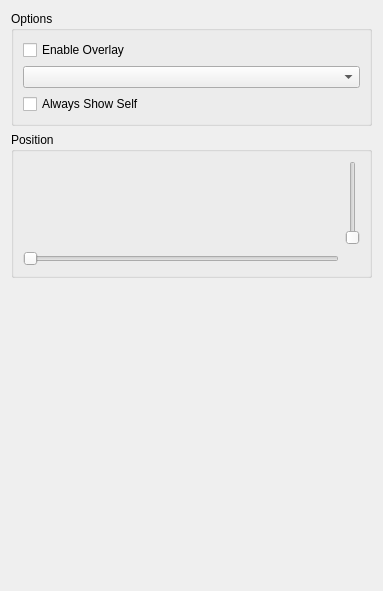
Before: the Qt Designer form src/mumble/Overlay.ui in mumble-voip/mumble, drawn with Qt 5.
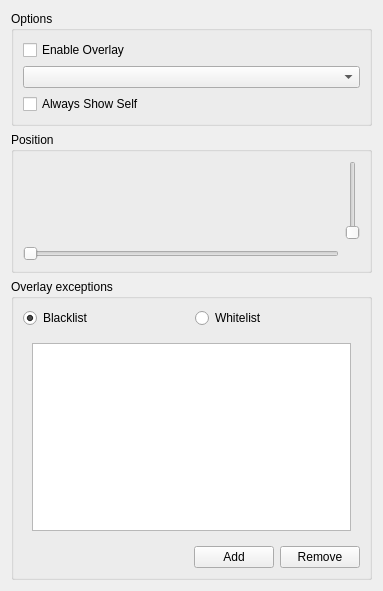
After: the same form once the commit is applied.

Commit message: Frontend part of "Editable Overlay blacklist" (#2881663)

The edit to the form file:
```diff
--- a/src/mumble/Overlay.ui
+++ b/src/mumble/Overlay.ui
@@ -100,6 +100,106 @@
      </layout>
     </widget>
    </item>
+   <item>
+    <widget class="QGroupBox" name="qgbExceptions">
+     <property name="title">
+      <string>Overlay exceptions</string>
+     </property>
+     <layout class="QVBoxLayout" name="verticalLayout">
+      <item>
+       <layout class="QHBoxLayout" name="horizontalLayout_2">
+        <item>
+         <widget class="QRadioButton" name="qcbBlacklist">
+          <property name="text">
+           <string>Blacklist</string>
+          </property>
+          <property name="checked">
+           <bool>true</bool>
+          </property>
+         </widget>
+        </item>
+        <item>
+         <widget class="QRadioButton" name="qcbWhitelist">
+          <property name="text">
+           <string>Whitelist</string>
+          </property>
+         </widget>
+        </item>
+       </layout>
+      </item>
+      <item>
+       <widget class="QStackedWidget" name="qswBlackWhiteList">
+        <property name="sizePolicy">
+         <sizepolicy hsizetype="Expanding" vsizetype="Expanding">
+          <horstretch>0</horstretch>
+          <verstretch>0</verstretch>
+         </sizepolicy>
+        </property>
+        <property name="currentIndex">
+         <number>1</number>
+        </property>
+        <widget class="QWidget" name="qwBlack">
+         <property name="sizePolicy">
+          <sizepolicy hsizetype="Expanding" vsizetype="Expanding">
+           <horstretch>0</horstretch>
+           <verstretch>0</verstretch>
+          </sizepolicy>
+         </property>
+         <layout class="QVBoxLayout" name="verticalLayout_2">
+          <item>
+           <widget class="QListWidget" name="qlwBlacklist"/>
+          </item>
+         </layout>
+        </widget>
+        <widget class="QWidget" name="qwWhite">
+         <property name="sizePolicy">
+          <sizepolicy hsizetype="Expanding" vsizetype="Expanding">
+           <horstretch>0</horstretch>
+           <verstretch>0</verstretch>
+          </sizepolicy>
+         </property>
+         <layout class="QVBoxLayout" name="verticalLayout_3">
+          <item>
+           <widget class="QListWidget" name="qlwWhitelist"/>
+          </item>
+         </layout>
+        </widget>
+       </widget>
+      </item>
+      <item>
+       <layout class="QHBoxLayout" name="horizontalLayout">
+        <item>
+         <spacer name="horizontalSpacer">
+          <property name="orientation">
+           <enum>Qt::Horizontal</enum>
+          </property>
+          <property name="sizeHint" stdset="0">
+           <size>
+            <width>40</width>
+            <height>20</height>
+           </size>
+          </property>
+         </spacer>
+        </item>
+        <item>
+         <widget class="QPushButton" name="qpbAdd">
+          <property name="text">
+           <string>Add</string>
+          </property>
+         </widget>
+        </item>
+        <item>
+         <widget class="QPushButton" name="qpbRemove">
+          <property name="text">
+           <string>Remove</string>
+          </property>
+         </widget>
+        </item>
+       </layout>
+      </item>
+     </layout>
+    </widget>
+   </item>
    <item>
     <spacer>
      <property name="orientation">
```
The commit also changes 2 other files.
